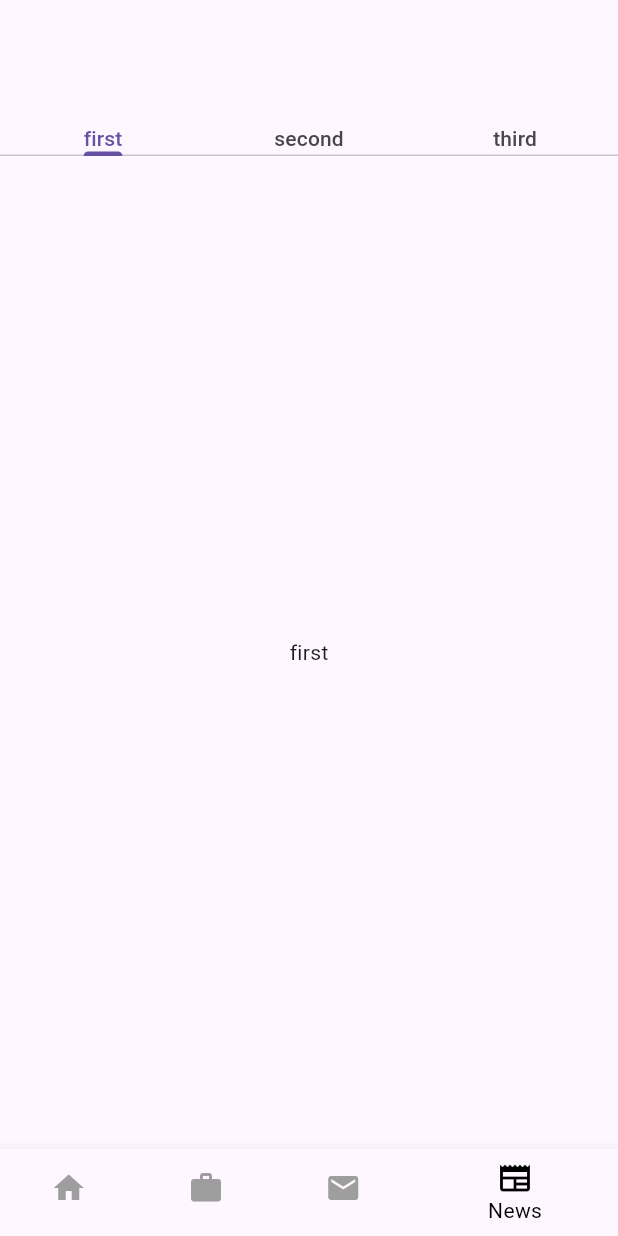
After one commit to ike20013/nav_experimental, a Flutter app: the NewsPage screen opened by its route, on a phone screen of 412 x 824 dp. The commit adds this screen. Run offline on Flutter 3.47's test engine with Material 3 defaults, Android fonts, the light colour scheme and no system bars; our stand-ins replace go_router.

Commit message:
Попробовал динамичсекие роуты аппбара, добавил гварды

```diff
--- a/lib/main.dart
+++ b/lib/main.dart
@@ -12,6 +12,7 @@ class MainApp extends StatelessWidget {
   Widget build(BuildContext context) {
     return MaterialApp.router(
       routerConfig: shellRouter,
+
     );
   }
 }
--- a/lib/main_page.dart
+++ b/lib/main_page.dart
@@ -15,11 +15,14 @@ class MainPage extends StatelessWidget {
         // world scenario, the items would most likely be generated from the
         // branches of the shell route, which can be fetched using
         // `navigationShell.route.branches`.
+        fixedColor: Colors.black,
+        unselectedItemColor: Colors.grey,
         items: const <BottomNavigationBarItem>[
           BottomNavigationBarItem(icon: Icon(Icons.home), label: 'Home'),
           BottomNavigationBarItem(icon: Icon(Icons.work), label: 'Library'),
           BottomNavigationBarItem(
               icon: Icon(Icons.local_post_office), label: 'Office'),
+          BottomNavigationBarItem(icon: Icon(Icons.newspaper), label: 'News'),
         ],
         currentIndex: navigationShell.currentIndex,
         onTap: (int index) => _onTap(context, index),
--- /dev/null
+++ b/lib/routes/guards/consntants.dart
@@ -0,0 +1,3 @@
+const bool authStatus = true;
+
+const bool hasNewsAccess = false;
--- a/lib/routes/routes.dart
+++ b/lib/routes/routes.dart
@@ -1,8 +1,12 @@
+// ignore_for_file: implicit_call_tearoffs
+
 import 'dart:developer';
 
 import 'package:flutter/material.dart';
 import 'package:go_router/go_router.dart';
 import 'package:navigation_experimental/main_page.dart';
+import 'package:navigation_experimental/routes/guards/access_guard.dart';
+import 'package:navigation_experimental/routes/guards/redirect_builder.dart';
 import 'package:navigation_experimental/routes/router_observer.dart';
 import 'package:navigation_experimental/routes/transition.dart';
 import 'package:navigation_experimental/screens/details/details_screen.dart';
@@ -10,6 +14,7 @@ import 'package:navigation_experimental/screens/details/details_screen.dart';
 import 'package:navigation_experimental/screens/home_screen.dart';
 import 'package:navigation_experimental/screens/library/library/library.dart';
 import 'package:navigation_experimental/screens/library/library_details/library_details.dart';
+import 'package:navigation_experimental/screens/news/news_screen.dart';
 import 'package:navigation_experimental/screens/office/documents_details_page.dart';
 import 'package:navigation_experimental/screens/office/documents_page.dart';
 import 'package:navigation_experimental/screens/office/office_page.dart';
@@ -18,7 +23,8 @@ import 'package:navigation_experimental/screens/office/tasks_page.dart';
 const String homeScreenRoute = 'home';
 const String detailsScreenRoute = 'details';
 
-final GlobalKey<NavigatorState> _rootNavigatorKey = GlobalKey<NavigatorState>(debugLabel: 'root');
+final GlobalKey<NavigatorState> _rootNavigatorKey =
+    GlobalKey<NavigatorState>(debugLabel: 'root');
 
 final GlobalKey<NavigatorState> _officeNavigatorKey =
     GlobalKey<NavigatorState>(debugLabel: 'office');
@@ -27,13 +33,17 @@ final shellRouter = GoRouter(
   observers: [MyNavObserver()],
   navigatorKey: _rootNavigatorKey,
   initialLocation: '/home',
+  redirect: RedirectBuilder({
+    RedirectIfNoAccessGuard(),
+  }),
   routes: [
     StatefulShellRoute.indexedStack(
       // parentNavigatorKey: _mainNavigatorKey,
-      builder: (context, state, navigationShell) => MainPage(navigationShell: navigationShell),
+      builder: (context, state, navigationShell) =>
+          MainPage(navigationShell: navigationShell),
       branches: <StatefulShellBranch>[
         StatefulShellBranch(
-            observers: [MyNavObserver()],
+          observers: [MyNavObserver()],
           // navigatorKey: _sectionANavigatorKey,
           routes: [
             GoRoute(
@@ -56,7 +66,8 @@ final shellRouter = GoRouter(
                     // name: state.name,
                     child: DetailsScreen(
                       id: int.parse(state.pathParameters['id']!),
-                      isChatOpened: state.uri.queryParameters.containsKey('chat'),
+                      isChatOpened:
+                          state.uri.queryParameters.containsKey('chat'),
                       messageId: state.uri.queryParameters['messageId'],
                     ),
                   ),
@@ -66,7 +77,7 @@ final shellRouter = GoRouter(
           ],
         ),
         StatefulShellBranch(
-            observers: [MyNavObserver()],
+          observers: [MyNavObserver()],
           routes: [
             GoRoute(
               name: 'library',
@@ -81,16 +92,14 @@ final shellRouter = GoRouter(
 
                     return true;
                   },
-                  builder: (context, state) => const LibraryDetails(
-
-                  ),
+                  builder: (context, state) => const LibraryDetails(),
                 ),
               ],
             ),
           ],
         ),
         StatefulShellBranch(
-       observers: [MyNavObserver()],
+          observers: [MyNavObserver()],
           initialLocation: '/office/documents',
           navigatorKey: _officeNavigatorKey,
           routes: [
@@ -101,15 +110,16 @@ final shellRouter = GoRouter(
               routes: [
                 StatefulShellRoute(
                   parentNavigatorKey: _officeNavigatorKey,
-                  builder: (context, state, officeNavigationShell) => officeNavigationShell,
-                  navigatorContainerBuilder: (context, officeNavigationShell, children) =>
-                      OfficePage(
+                  builder: (context, state, officeNavigationShell) =>
+                      officeNavigationShell,
+                  navigatorContainerBuilder:
+                      (context, officeNavigationShell, children) => OfficePage(
                     officeNavigationShell: officeNavigationShell,
                     children: children,
                   ),
                   branches: [
                     StatefulShellBranch(
-                        observers: [MyNavObserver()],
+                      observers: [MyNavObserver()],
                       routes: [
                         GoRoute(
                           path: 'documents',
@@ -130,14 +140,15 @@ final shellRouter = GoRouter(
 
                                 return true;
                               },
-                              builder: (context, state) => const DocumentsDetailsPage(),
+                              builder: (context, state) =>
+                                  const DocumentsDetailsPage(),
                             ),
                           ],
                         ),
                       ],
                     ),
                     StatefulShellBranch(
-                        observers: [MyNavObserver()],
+                      observers: [MyNavObserver()],
                       routes: [
                         GoRoute(
                           path: 'tasks',
@@ -152,6 +163,26 @@ final shellRouter = GoRouter(
                       ],
                     ),
                   ],
+                ),
+              ],
+            ),
+          ],
+        ),
+        StatefulShellBranch(
+          initialLocation: '/news/ ',
+          routes: [
+            GoRoute(
+              name: 'news',
+              path: '/news',
+              builder: (context, state) => NewsPage(),
+              routes: [
+                GoRoute(
+                  path: ':category',
+                  name: 'categoriedNews',
+                  builder: (context, state) {
+                    final category = state.pathParameters['category']!;
+                    return NewsPage(category: category);
+                  },
                 ),
               ],
             ),
--- /dev/null
+++ b/lib/screens/news/news_screen.dart
@@ -0,0 +1,62 @@
+import 'package:flutter/material.dart';
+import 'package:go_router/go_router.dart';
+import 'package:collection/collection.dart';
+
+class NewsPage extends StatefulWidget {
+  final String? category;
+  const NewsPage({super.key, this.category});
+
+  @override
+  State<NewsPage> createState() => _NewsPageState();
+}
+
+class _NewsPageState extends State<NewsPage>
+    with SingleTickerProviderStateMixin {
+  final List<String> categories = ['first', 'second', 'third'];
+
+  late final TabController _tabController;
+
+  @override
+  void initState() {
+    final int initCategory =
+        categories.indexWhere((element) => element == widget.category);
+
+    _tabController = TabController(
+        length: categories.length,
+        vsync: this,
+        initialIndex: initCategory != -1 ? initCategory : 0);
+    super.initState();
+  }
+
+  @override
+  Widget build(BuildContext context) {
+    return Scaffold(
+      appBar: AppBar(
+        automaticallyImplyLeading: false,
+        bottom: TabBar(
+          controller: _tabController,
+          onTap: (value) {
+            // _tabController.animateTo(value);
+
+            context.go('/news/${categories[value]}');
+          },
+          tabs: categories
+              .map(
+                (e) => Text(e),
+              )
+              .toList(),
+        ),
+      ),
+      body: TabBarView(
+        controller: _tabController,
+        children: categories
+            .map(
+              (e) => Center(
+                child: Text(e),
+              ),
+            )
+            .toList(),
+      ),
+    );
+  }
+}
```
Also changed, not shown: lib/routes/guards/access_guard.dart (added, +23 -0 lines), lib/routes/guards/auth_guard.dart (added, +45 -0 lines), lib/routes/guards/redirect_builder.dart (added, +42 -0 lines), lib/screens/office/office_page.dart (+49 -17 lines).
